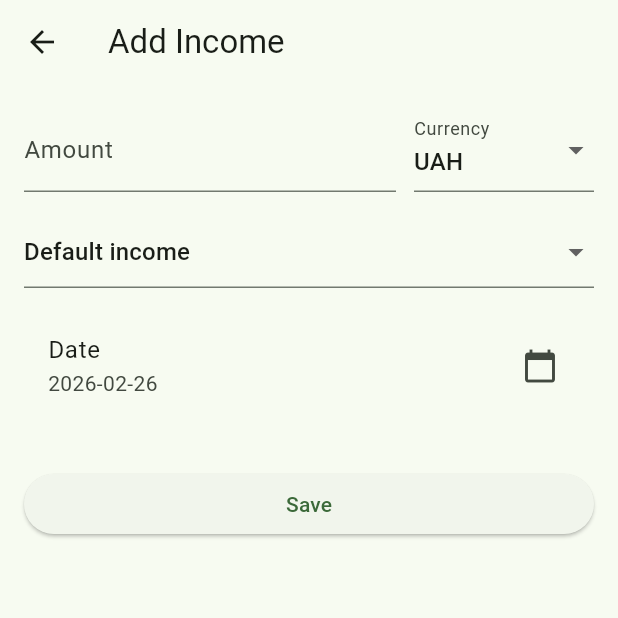
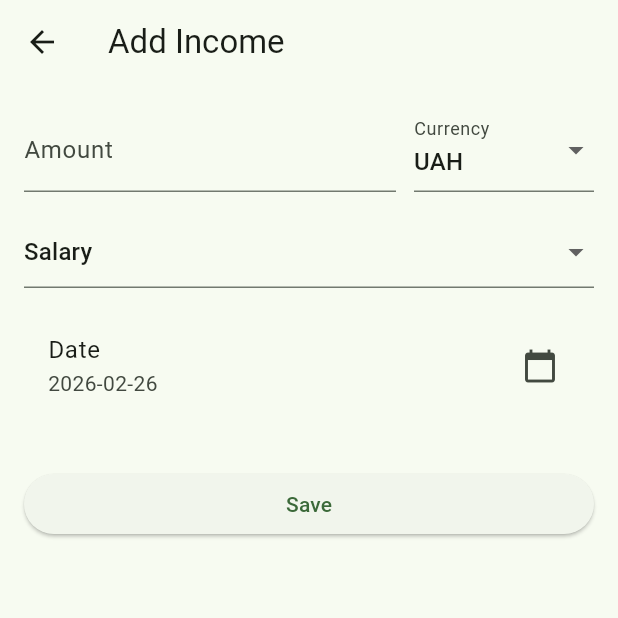
Before and after one commit to kodizhuk/MyMoney, a Flutter app: the screen it shows after launch, after a tap on the "add" icon, on a phone screen of 412 x 824 dp, the top half of it. Run offline on Flutter 3.47's test engine with Material 3 defaults, Android fonts, the light colour scheme and no system bars; our stand-ins replace fl_chart, sqflite_common_ffi; accounts and stored records are empty.

Commit message:
move default sources into income and expence files and pass them via navigator

```diff
--- a/lib/screens/add_transaction_screen.dart
+++ b/lib/screens/add_transaction_screen.dart
@@ -6,10 +6,12 @@ import '../services/database_service.dart';
 class AddTransactionScreen extends StatefulWidget {
   final String type; // 'income', 'expense', or 'saving'
   final Transaction? existingTransaction;
+  final List<String> defaultCategories;
 
-  const AddTransactionScreen({
+  AddTransactionScreen({
     super.key,
     required this.type,
+    required this.defaultCategories,
     this.existingTransaction,
   });
 
@@ -27,14 +29,6 @@ class _AddTransactionScreenState extends State<AddTransactionScreen> {
   List<String> _incomeSources = [];
   List<String> _expenseCategories = [];
 
-  final List<String> _expencesCategoriesDefault = [
-    'Default expence',
-  ];
-
-  final List<String> _incomeCategoriesDefault = [
-    'Default income',
-  ];
-
   final List<String> _savingCategoriesDefault = [
     'Default saving',
   ];
@@ -51,17 +45,18 @@ class _AddTransactionScreenState extends State<AddTransactionScreen> {
     }else {
       // load default sources for new transaction
       // TODO: sould be from the database, but for now just use defaults
-      String _default_source = 'default source';
-      if(widget.type == 'income') {
-        // _loadIncomeSources();
-        _default_source = _incomeCategoriesDefault.first;
-      } else if (widget.type == 'expense') {
-        // _loadExpenseCategories();
-        _default_source = _expencesCategoriesDefault.first;
-      } else if (widget.type == 'saving') {
-        // _loadSavingCategories();
-        _default_source = _savingCategoriesDefault.first;
-      }
+      String _default_source = widget.defaultCategories.first;
+
+      // if(widget.type == 'income') {
+      //   // _loadIncomeSources();
+      //   _default_source = widget.defaultCategories.first;
+      // } else if (widget.type == 'expense') {
+      //   // _loadExpenseCategories();
+      //   _default_source = _expencesCategoriesDefault.first;
+      // } else if (widget.type == 'saving') {
+      //   // _loadSavingCategories();
+      //   _default_source = _savingCategoriesDefault.first;
+      // }
 
       setState(() {
         _selectedSource  = _default_source;
@@ -108,11 +103,9 @@ class _AddTransactionScreenState extends State<AddTransactionScreen> {
   List<String> get _availableSources {
     switch (widget.type) {
       case 'income':
-        return _incomeCategoriesDefault;
-        // ! TODO: check
-        //return _incomeSources;
+        return widget.defaultCategories;
       case 'expense':
-      return _expencesCategoriesDefault;
+        return widget.defaultCategories;
         //return _expenseCategories;
       case 'saving':
         return _savingCategoriesDefault;
--- a/lib/screens/expenses_screen.dart
+++ b/lib/screens/expenses_screen.dart
@@ -18,6 +18,12 @@ class _ExpensesScreenState extends State<ExpensesScreen> {
   final DatabaseService _dbService = DatabaseService();
   List<Transaction> _expenseTransactions = [];
   bool _isLoading = true;
+
+  final List<String> expenseCategoriesDefault = [
+    'Tithe',
+    'Donateions',
+    'Rent',
+  ];
 
   @override
   void initState() {
@@ -58,7 +64,10 @@ class _ExpensesScreenState extends State<ExpensesScreen> {
     final result = await Navigator.push<Transaction>(
       context,
       MaterialPageRoute(
-        builder: (context) => const AddTransactionScreen(type: 'expense'),
+        builder: (context) => AddTransactionScreen(
+          type: 'expense',
+          defaultCategories: expenseCategoriesDefault,
+          ),
       ),
     );
 
@@ -95,6 +104,7 @@ class _ExpensesScreenState extends State<ExpensesScreen> {
       MaterialPageRoute(
         builder: (context) => AddTransactionScreen(
           type: 'expense',
+          defaultCategories: expenseCategoriesDefault,
           existingTransaction: transaction,
         ),
       ),
--- a/lib/screens/income_screen.dart
+++ b/lib/screens/income_screen.dart
@@ -73,9 +73,14 @@ class _IncomeScreenState extends State<IncomeScreen> {
     final result = await Navigator.push<Transaction>(
       context,
       MaterialPageRoute(
-        builder: (context) => const AddTransactionScreen(type: 'income'),
+        builder: (context) => AddTransactionScreen(
+          type: 'income',
+          defaultCategories: incomeCategoriesDefault,
+          ),
       ),
     );
+
+
 
     if (result != null) {
       try {
@@ -110,6 +115,7 @@ class _IncomeScreenState extends State<IncomeScreen> {
       MaterialPageRoute(
         builder: (context) => AddTransactionScreen(
           type: 'income',
+          defaultCategories: incomeCategoriesDefault,
           existingTransaction: transaction,
         ),
       ),
```
